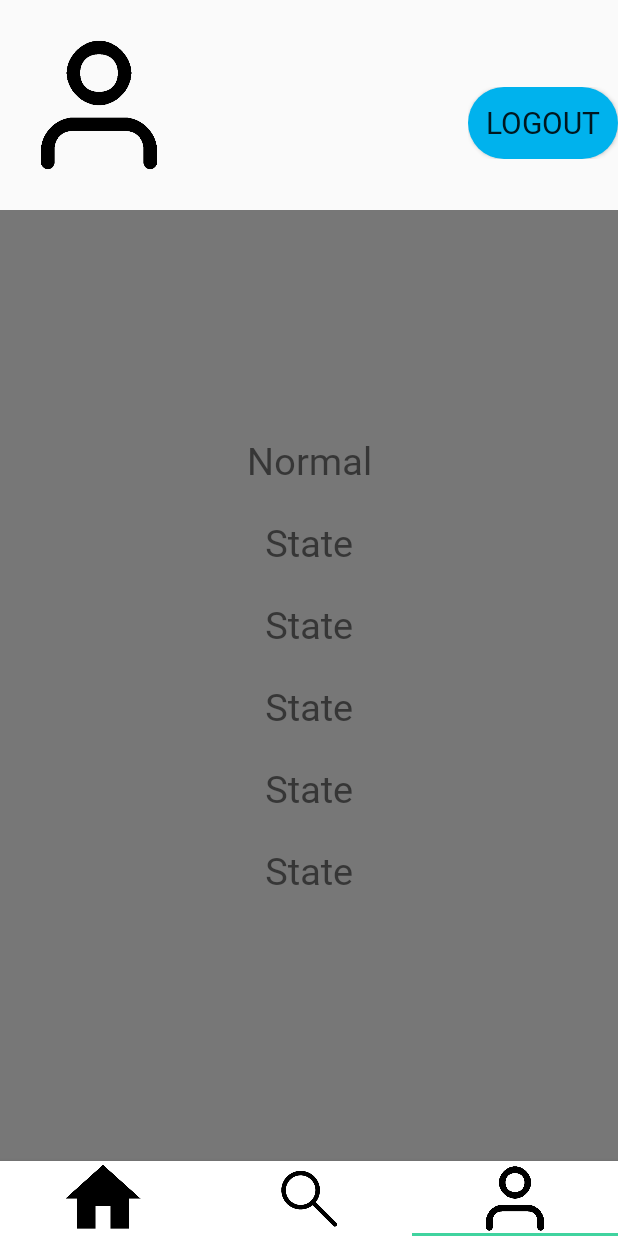
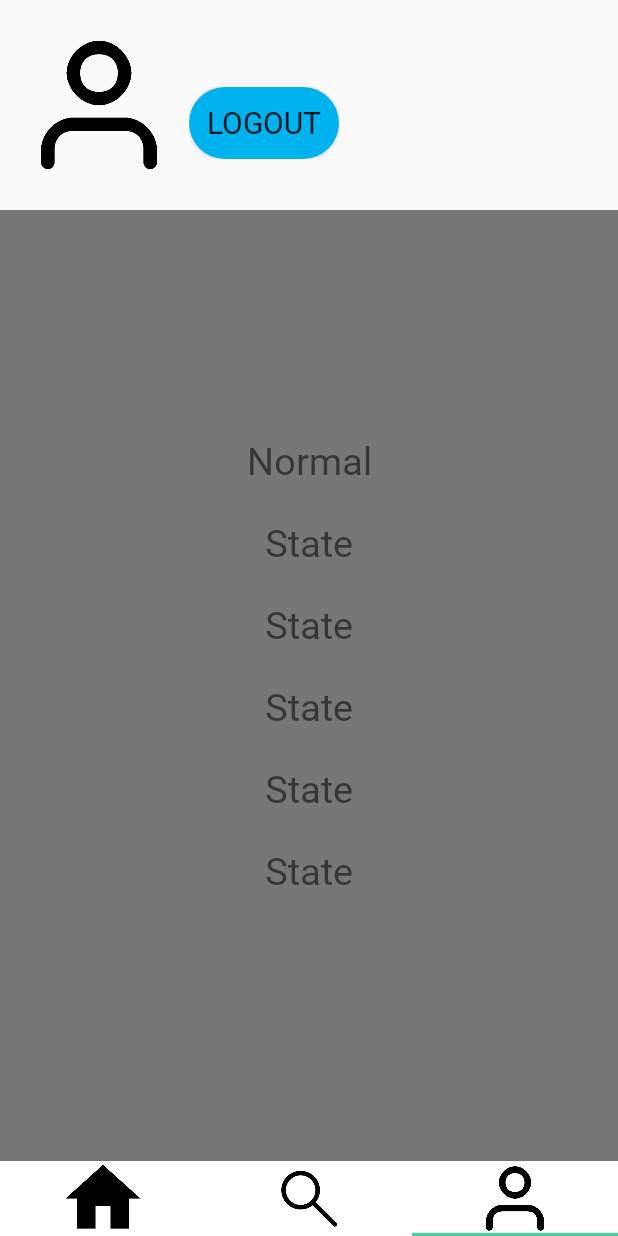
Before and after one commit to Fachidiot/NurseHERO, an Android app: the FragmentMainChat screen opened directly, with no data from a screen before it, item 3 of the bottom bar chosen, on a phone screen of 412 x 824 dp. Run offline under Robolectric (Android 15) with nearby library versions, the phone set to English and light mode, and no system bars.

Commit message:
fachidiot_07/21 fix ui account username and loginlogout button

```diff
--- a/app/src/main/res/layout/fragment_main_account.xml
+++ b/app/src/main/res/layout/fragment_main_account.xml
@@ -35,8 +35,8 @@
                 android:layout_height="48dp"
                 app:layout_constraintBottom_toBottomOf="parent"
                 app:layout_constraintEnd_toEndOf="parent"
-                app:layout_constraintHorizontal_bias="0.11"
-                app:layout_constraintStart_toEndOf="@+id/imageView2"
+                app:layout_constraintHorizontal_bias="0.05"
+                app:layout_constraintStart_toEndOf="@+id/ImageView_ProfileImg"
                 app:layout_constraintTop_toTopOf="parent"
                 app:layout_constraintVertical_bias="0.73">
 
@@ -88,7 +88,7 @@
                 app:layout_constraintBottom_toTopOf="@+id/frameLayout"
                 app:layout_constraintEnd_toEndOf="parent"
                 app:layout_constraintHorizontal_bias="0.096"
-                app:layout_constraintStart_toEndOf="@+id/imageView2"
+                app:layout_constraintStart_toEndOf="@+id/ImageView_ProfileImg"
                 app:layout_constraintTop_toTopOf="parent"
                 app:layout_constraintVertical_bias="0.56" />
 
```
Also changed, not shown: app/src/main/java/com/fachidiot/nursehro/MainFragment/FragmentMainAccount.kt (+0 -12 lines).
